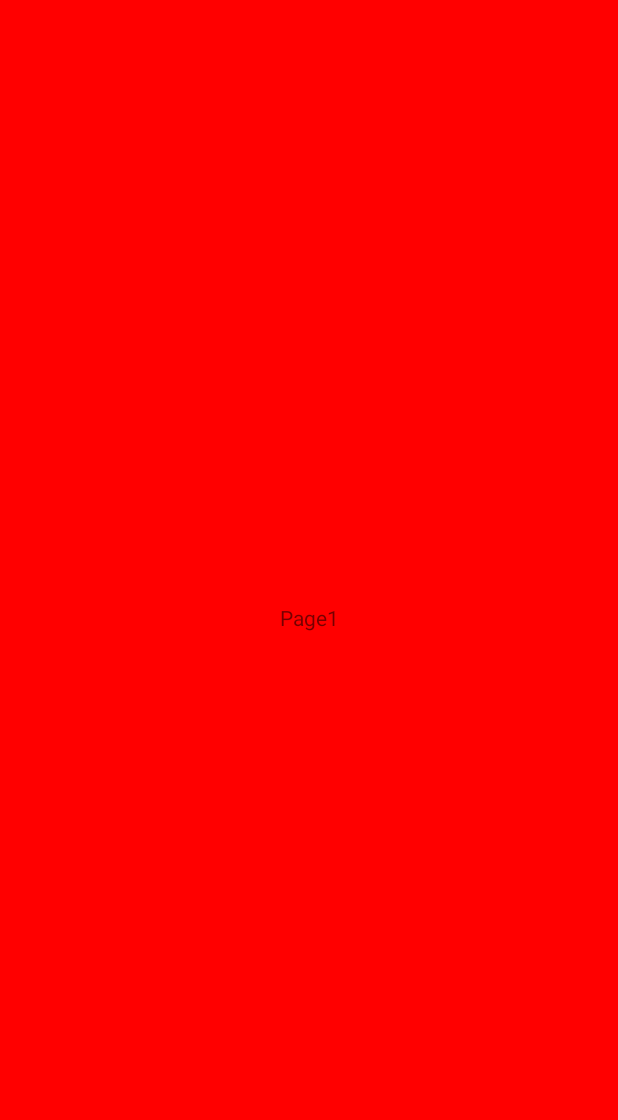
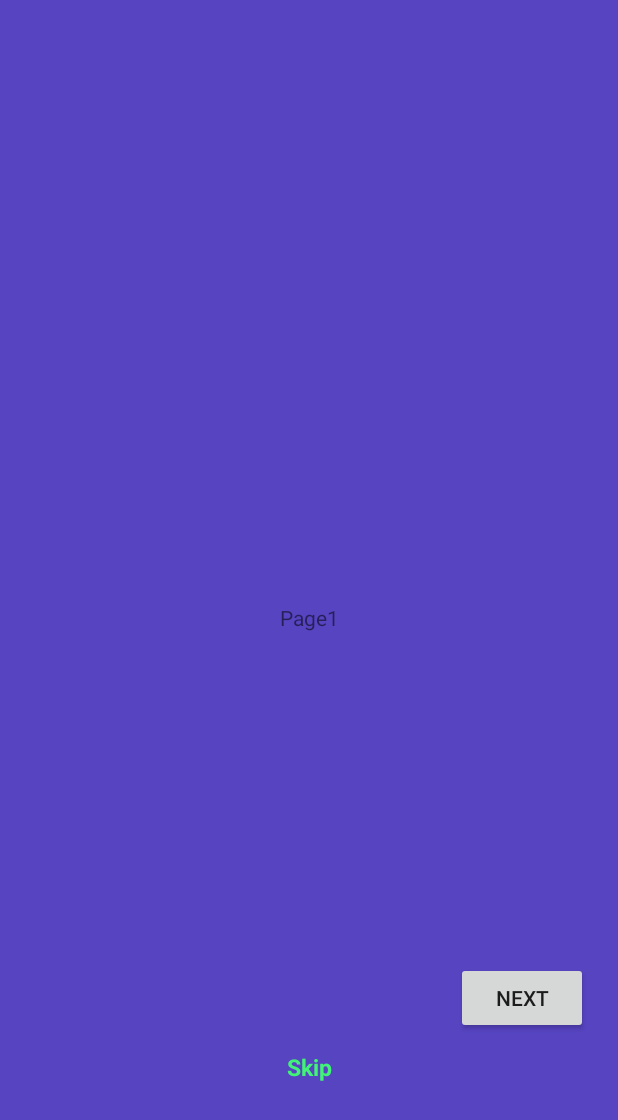
Before and after one commit to MahmoudAlipour2/OjooApp, an Android app: the screen it shows after launch (ViewPagerActivity), on a phone screen of 412 x 824 dp. Before the commit the part shown is almost empty. Shown: the top 1120 px of the screen. Run offline under Robolectric (Android 15) with nearby library versions, the light colour scheme and no system bars.

Commit message:
Button of ViewpAGERS

```diff
--- a/app/src/main/res/layout/activity_first_fragment.xml
+++ b/app/src/main/res/layout/activity_first_fragment.xml
@@ -1,19 +1,62 @@
 <?xml version="1.0" encoding="utf-8"?>
-<LinearLayout xmlns:android="http://schemas.android.com/apk/res/android"
+<RelativeLayout xmlns:android="http://schemas.android.com/apk/res/android"
     xmlns:app="http://schemas.android.com/apk/res-auto"
     xmlns:tools="http://schemas.android.com/tools"
     android:layout_width="match_parent"
     android:layout_height="match_parent"
+    android:background="#5644c1"
     tools:context=".FirstFragment">
 
 
-
     <TextView
-        android:background="#ff0000"
         android:id="@+id/tvFirstFragment"
         android:layout_width="match_parent"
-        android:layout_height="match_parent"
-        android:text="Page1"
+        android:layout_height="wrap_content"
+        android:layout_centerHorizontal="true"
+        android:layout_centerVertical="true"
         android:layout_gravity="center"
-        android:gravity="center"/>
-</LinearLayout>
+        android:gravity="center"
+        android:text="Page1" />
+
+
+    <LinearLayout
+        android:id="@+id/linearOne"
+        android:layout_width="match_parent"
+        android:layout_height="wrap_content"
+        android:layout_below="@+id/tvFirstFragment"
+        android:layout_marginTop="220dp"
+        android:gravity="right"
+        android:paddingBottom="1dp">
+
+
+        <Button
+            android:layout_marginRight="20dp"
+            android:id="@+id/btnNxtThree"
+            android:layout_width="wrap_content"
+            android:layout_height="wrap_content"
+            android:gravity="center"
+            android:text="Next" />
+
+    </LinearLayout>
+
+    <LinearLayout
+        android:layout_width="match_parent"
+        android:layout_height="wrap_content"
+        android:layout_below="@+id/linearOne"
+        android:layout_centerHorizontal="true"
+        android:layout_marginTop="10dp">
+
+        <TextView
+            android:textSize="15dp"
+            android:layout_width="match_parent"
+            android:layout_height="wrap_content"
+            android:gravity="center"
+            android:text="Skip"
+            android:textColor="#41f477"
+            android:textStyle="bold"
+
+            />
+    </LinearLayout>
+
+
+</RelativeLayout>
```
Also changed, not shown: app/src/main/res/layout/activity_second_fragment.xml (+57 -8 lines), app/src/main/res/layout/activity_third_fragment.xml (+57 -7 lines), 2 other files.
